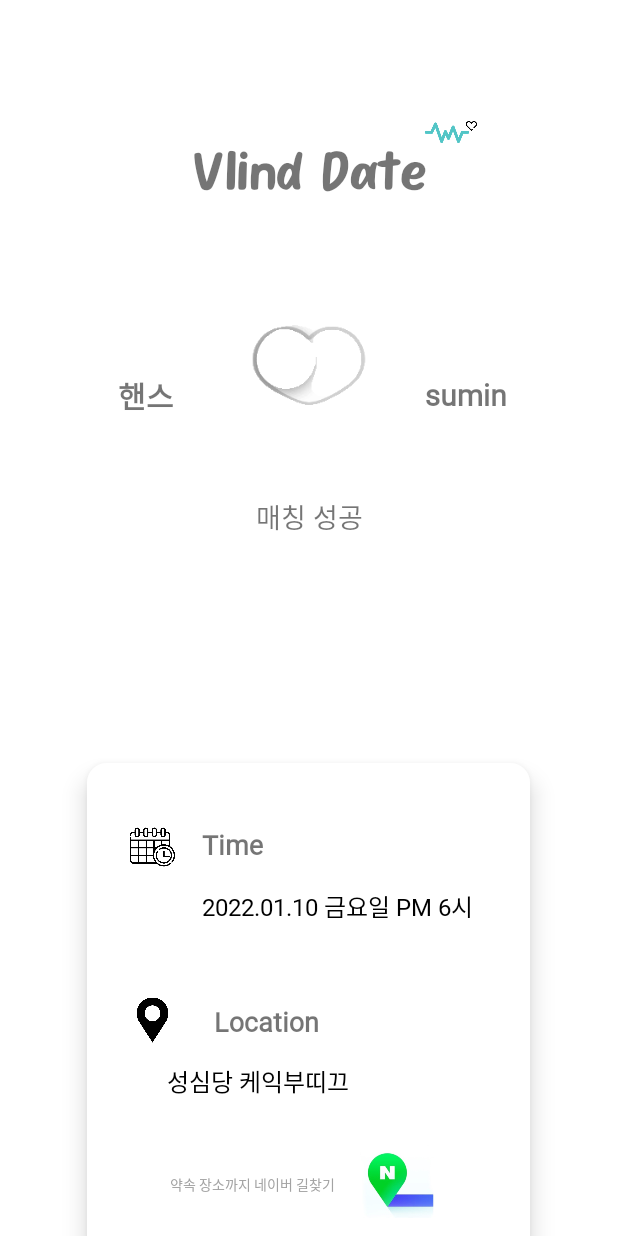
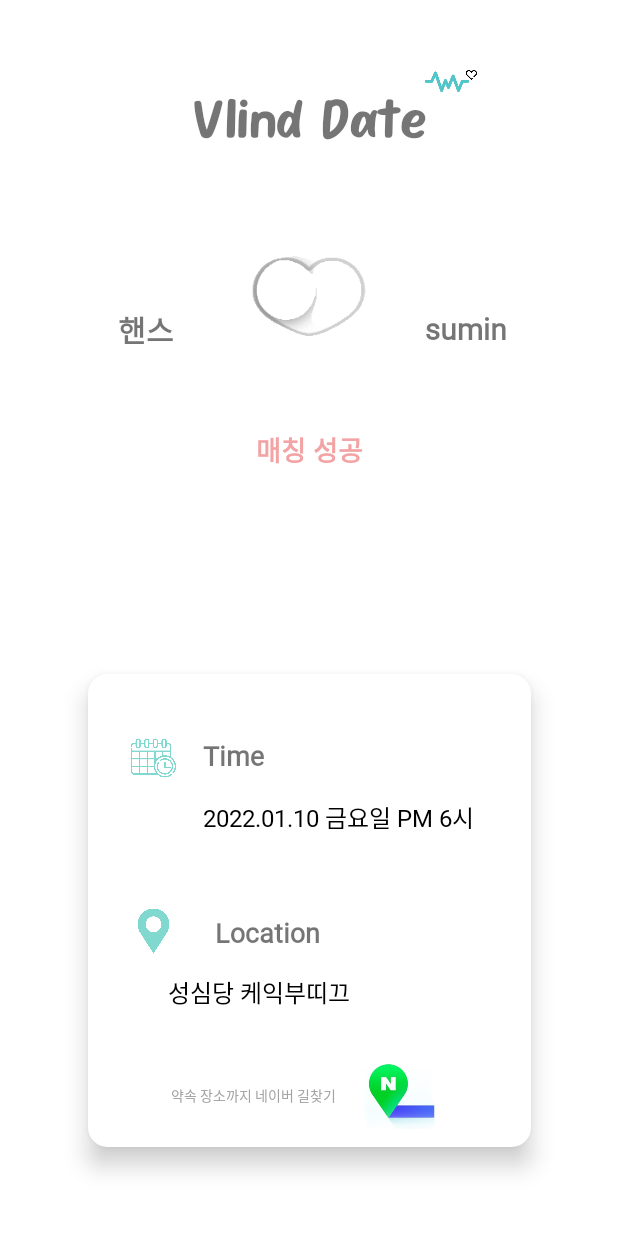
Before and after one commit to Vlind-Meeting/Vlind_Meeting, an Android app: the FinalMatchActivity screen opened directly, with no data from a screen before it, on a phone screen of 412 x 824 dp. Run offline under Robolectric (Android 15) with nearby library versions, the phone set to English and light mode, and no system bars; 3 statements that could not run were skipped.

Commit message:
feat:changing final match page

```diff
--- a/app/src/main/java/com/example/vlind_meeting/FinalMatchActivity.java
+++ b/app/src/main/java/com/example/vlind_meeting/FinalMatchActivity.java
@@ -1,6 +1,7 @@
 package com.example.vlind_meeting;
 
 import android.content.Intent;
+import android.content.res.Resources;
 import android.net.Uri;
 import android.os.Bundle;
 import android.util.Log;
@@ -25,8 +26,8 @@ public class FinalMatchActivity extends AppCompatActivity {
     private GifDrawable gif;
     private ImageView place_map;
     private TextView place_info;
+    private ImageView location_icon, time_icon;
 
-    List<Integer> placeNum = new ArrayList<Integer>();
     List<String> placeName = new ArrayList<String>();
     List<String> placeURL = new ArrayList<String>();
     int n;
@@ -36,6 +37,11 @@ public class FinalMatchActivity extends AppCompatActivity {
     protected void onCreate(Bundle savedInstanceState) {
         super.onCreate(savedInstanceState);
         setContentView(R.layout.activity_final_match);
+
+        location_icon = (ImageView) findViewById(R.id.location_icon);
+        time_icon = (ImageView) findViewById(R.id.time_icon);
+        location_icon.setColorFilter(getResources().getColor(R.color.tiffany));
+        time_icon.setColorFilter(getResources().getColor(R.color.tiffany));
 
         try {
             gif = new GifDrawable(getResources(), R.drawable.match_success);
--- a/app/src/main/res/layout/activity_final_match.xml
+++ b/app/src/main/res/layout/activity_final_match.xml
@@ -8,16 +8,15 @@
     <androidx.constraintlayout.widget.ConstraintLayout
         android:layout_width="295dp"
         android:layout_height="315dp"
-        android:background="@drawable/final_style"
+        android:background="@drawable/btn2_style"
         android:backgroundTint="@color/white"
         android:elevation="10dp"
         app:layout_constraintBottom_toBottomOf="parent"
         app:layout_constraintEnd_toEndOf="parent"
-        app:layout_constraintHorizontal_bias="0.495"
         app:layout_constraintLeft_toLeftOf="parent"
         app:layout_constraintStart_toStartOf="parent"
         app:layout_constraintTop_toTopOf="parent"
-        app:layout_constraintVertical_bias="1.0">
+        app:layout_constraintVertical_bias="0.884">
 
 
         <ImageView
@@ -34,6 +33,7 @@
             app:srcCompat="@drawable/naver_map" />
 
         <ImageView
+            android:id="@+id/location_icon"
             android:layout_width="30dp"
             android:layout_height="37dp"
             app:layout_constraintBottom_toBottomOf="parent"
@@ -63,6 +63,7 @@
             app:layout_constraintVertical_bias="0.55" />
 
         <ImageView
+            android:id="@+id/time_icon"
             android:layout_width="30dp"
             android:layout_height="37dp"
             app:layout_constraintBottom_toBottomOf="parent"
@@ -95,8 +96,8 @@
             android:layout_height="wrap_content"
             android:fontFamily="@font/basic"
             android:text="2022.01.10 금요일 PM 6시"
+            android:textColor="@color/black"
             android:textSize="16dp"
-            android:textColor="@color/black"
             app:layout_constraintBottom_toBottomOf="parent"
             app:layout_constraintEnd_toEndOf="parent"
             app:layout_constraintHorizontal_bias="0.666"
@@ -112,8 +113,8 @@
             android:layout_height="wrap_content"
             android:fontFamily="@font/basic"
             android:gravity="left"
+            android:text="모모가든 비스트로"
             android:textColor="@color/black"
-            android:text="모모가든 비스트로"
             android:textSize="16dp"
             app:layout_constraintBottom_toBottomOf="parent"
             app:layout_constraintEnd_toEndOf="parent"
@@ -128,8 +129,8 @@
             android:layout_height="wrap_content"
             android:fontFamily="@font/basic"
             android:text="약속 장소까지 네이버 길찾기"
+            android:textColor="#A3A3A3"
             android:textSize="9dp"
-            android:textColor="#A3A3A3"
             app:layout_constraintBottom_toBottomOf="parent"
             app:layout_constraintEnd_toEndOf="parent"
             app:layout_constraintHorizontal_bias="0.299"
@@ -151,7 +152,40 @@
         app:layout_constraintLeft_toLeftOf="parent"
         app:layout_constraintStart_toStartOf="parent"
         app:layout_constraintTop_toTopOf="parent"
-        app:layout_constraintVertical_bias="0.222" />
+        app:layout_constraintVertical_bias="0.143" />
+
+    <TextView
+        android:id="@+id/matched_nickname"
+        android:layout_width="100dp"
+        android:layout_height="wrap_content"
+        android:fontFamily="@font/basic"
+        android:gravity="left"
+        android:text="sumin"
+        android:textSize="20dp"
+        android:textStyle="bold"
+        app:layout_constraintBottom_toBottomOf="parent"
+        app:layout_constraintEnd_toEndOf="parent"
+        app:layout_constraintHorizontal_bias="0.909"
+        app:layout_constraintLeft_toLeftOf="parent"
+        app:layout_constraintStart_toStartOf="parent"
+        app:layout_constraintTop_toTopOf="parent"
+        app:layout_constraintVertical_bias="0.258" />
+
+    <TextView
+        android:id="@+id/info"
+        android:layout_width="wrap_content"
+        android:layout_height="wrap_content"
+        android:fontFamily="@font/basic_3"
+        android:text="매칭 성공"
+        android:textSize="18dp"
+        android:textColor="#F3A3A3"
+        android:textStyle="bold"
+        app:layout_constraintBottom_toBottomOf="parent"
+        app:layout_constraintEnd_toEndOf="parent"
+        app:layout_constraintLeft_toLeftOf="parent"
+        app:layout_constraintStart_toStartOf="parent"
+        app:layout_constraintTop_toTopOf="parent"
+        app:layout_constraintVertical_bias="0.359" />
 
     <TextView
         android:id="@+id/user_nickname"
@@ -168,38 +202,7 @@
         app:layout_constraintLeft_toLeftOf="parent"
         app:layout_constraintStart_toStartOf="parent"
         app:layout_constraintTop_toTopOf="parent"
-        app:layout_constraintVertical_bias="0.313" />
-
-    <TextView
-        android:id="@+id/matched_nickname"
-        android:layout_width="100dp"
-        android:layout_height="wrap_content"
-        android:fontFamily="@font/basic"
-        android:gravity="left"
-        android:text="sumin"
-        android:textSize="20dp"
-        android:textStyle="bold"
-        app:layout_constraintBottom_toBottomOf="parent"
-        app:layout_constraintEnd_toEndOf="parent"
-        app:layout_constraintHorizontal_bias="0.909"
-        app:layout_constraintLeft_toLeftOf="parent"
-        app:layout_constraintStart_toStartOf="parent"
-        app:layout_constraintTop_toTopOf="parent"
-        app:layout_constraintVertical_bias="0.313" />
-
-    <TextView
-        android:id="@+id/info"
-        android:layout_width="wrap_content"
-        android:layout_height="wrap_content"
-        android:fontFamily="@font/basic_3"
-        android:text="매칭 성공"
-        android:textSize="18dp"
-        app:layout_constraintBottom_toBottomOf="parent"
-        app:layout_constraintEnd_toEndOf="parent"
-        app:layout_constraintLeft_toLeftOf="parent"
-        app:layout_constraintStart_toStartOf="parent"
-        app:layout_constraintTop_toTopOf="parent"
-        app:layout_constraintVertical_bias="0.415" />
+        app:layout_constraintVertical_bias="0.258" />
 
     <ImageView
         android:layout_width="35dp"
@@ -210,7 +213,7 @@
         app:layout_constraintLeft_toLeftOf="parent"
         app:layout_constraintStart_toStartOf="parent"
         app:layout_constraintTop_toTopOf="parent"
-        app:layout_constraintVertical_bias="0.096"
+        app:layout_constraintVertical_bias="0.053"
         app:srcCompat="@drawable/icon" />
 
     <TextView
@@ -224,8 +227,7 @@
         app:layout_constraintLeft_toLeftOf="parent"
         app:layout_constraintStart_toStartOf="parent"
         app:layout_constraintTop_toTopOf="parent"
-        app:layout_constraintVertical_bias="0.114" />
-
+        app:layout_constraintVertical_bias="0.069" />
 
 
 </androidx.constraintlayout.widget.ConstraintLayout>
```
